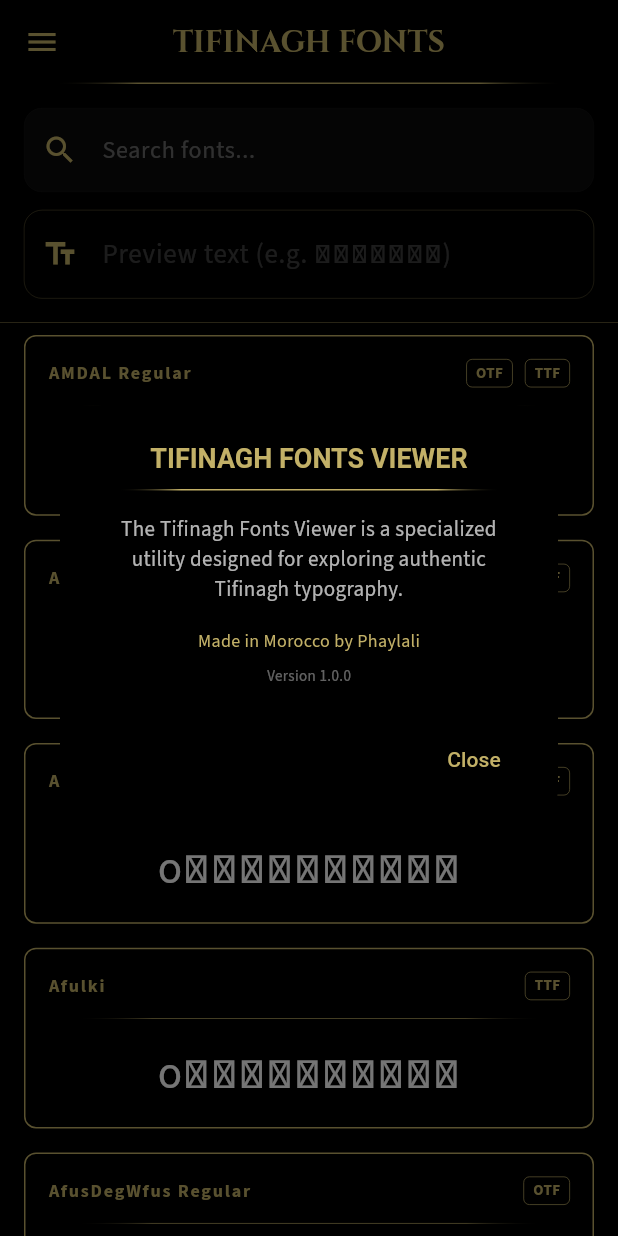
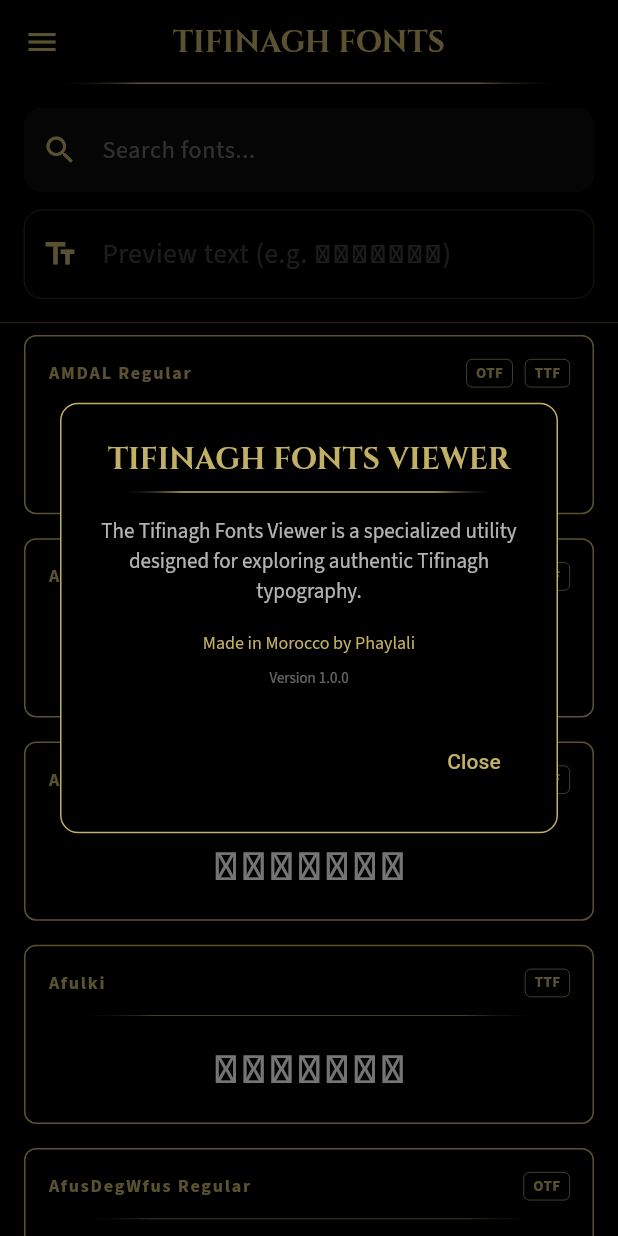
Before and after one commit to phaylali/Tifinagh-Fonts-Viewer, a Flutter app: the screen it shows after launch, in the side drawer, after a tap on "About", on a phone screen of 412 x 824 dp. Run offline on Flutter 3.47's test engine with Material 3 defaults, Android fonts, the phone set to English and light mode, and no system bars; our stand-ins replace flutter_riverpod, go_router, google_fonts, shared_preferences; project files that could hold a hidden picture were left out.

Commit message:
feat: Introduce Play Store listing and privacy policy, enhance dialog theming, and update README and default preview text.

```diff
--- a/lib/core/font_service.dart
+++ b/lib/core/font_service.dart
@@ -42,7 +42,7 @@ final previewTextProvider = NotifierProvider<PreviewTextNotifier, String>(() {
 
 class PreviewTextNotifier extends Notifier<String> {
   @override
-  String build() => 'oⵎⵏⵉⵠⴻⵔⵙⵉⴼⵢ';
+  String build() => 'ⴰⵎⴰⵣⵉⴳⵀ';
 
   void update(String value) => state = value;
 }
--- a/lib/core/theme.dart
+++ b/lib/core/theme.dart
@@ -83,6 +83,20 @@ class AppThemes {
       labelStyle: const TextStyle(color: AppColors.gold),
       hintStyle: const TextStyle(color: Colors.white24),
     ),
+    dialogTheme: DialogThemeData(
+      backgroundColor: AppColors.spaceSurface,
+      elevation: 0,
+      shape: RoundedRectangleBorder(
+        borderRadius: BorderRadius.circular(12),
+        side: const BorderSide(color: AppColors.gold, width: 1.0),
+      ),
+      titleTextStyle: GoogleFonts.cinzel(
+        color: AppColors.gold,
+        fontSize: 20,
+        fontWeight: FontWeight.bold,
+      ),
+      contentTextStyle: GoogleFonts.sourceSans3(color: Colors.white70),
+    ),
     appBarTheme: const AppBarTheme(
       backgroundColor: Colors.transparent,
       elevation: 0,
@@ -151,6 +165,20 @@ class AppThemes {
       labelStyle: const TextStyle(color: AppColors.gold),
       hintStyle: const TextStyle(color: Colors.white24),
     ),
+    dialogTheme: DialogThemeData(
+      backgroundColor: AppColors.moonSurface,
+      elevation: 0,
+      shape: RoundedRectangleBorder(
+        borderRadius: BorderRadius.circular(12),
+        side: const BorderSide(color: AppColors.gold, width: 1.0),
+      ),
+      titleTextStyle: GoogleFonts.cinzel(
+        color: AppColors.gold,
+        fontSize: 20,
+        fontWeight: FontWeight.bold,
+      ),
+      contentTextStyle: GoogleFonts.sourceSans3(color: Colors.white70),
+    ),
     appBarTheme: const AppBarTheme(
       backgroundColor: Colors.transparent,
       elevation: 0,
--- a/lib/features/home/home_page.dart
+++ b/lib/features/home/home_page.dart
@@ -46,7 +46,7 @@ class HomePage extends ConsumerWidget {
                 itemBuilder: (context, index) {
                   return FontCard(
                     font: filteredFonts[index],
-                    previewText: previewText.isEmpty ? 'ⵜⵉⴼⵉⵏⴰⵖ' : previewText,
+                    previewText: previewText.isEmpty ? 'ⴰⵎⴰⵣⵉⴳⵀ' : previewText,
                   );
                 },
               ),
@@ -100,7 +100,7 @@ class HomePage extends ConsumerWidget {
           TextField(
             style: const TextStyle(color: AppColors.gold, fontSize: 18),
             decoration: InputDecoration(
-              hintText: 'Preview text (e.g. ⵜⵉⴼⵉⵏⴰⵖ)',
+              hintText: 'Preview text (e.g. ⴰⵎⴰⵣⵉⴳⵀ)',
               hintStyle: const TextStyle(color: Colors.white24),
               prefixIcon: const Icon(Icons.text_fields, color: AppColors.gold),
               filled: true,
--- a/lib/widgets/app_drawer.dart
+++ b/lib/widgets/app_drawer.dart
@@ -82,18 +82,10 @@ class AppDrawer extends ConsumerWidget {
     showDialog(
       context: context,
       builder: (context) => AlertDialog(
-        backgroundColor: AppColors.spaceSurface,
         title: const Column(
           mainAxisSize: MainAxisSize.min,
           children: [
-            Text(
-              'TIFINAGH FONTS VIEWER',
-              style: TextStyle(
-                color: AppColors.gold,
-                fontWeight: FontWeight.bold,
-                fontSize: 18,
-              ),
-            ),
+            Text('TIFINAGH FONTS VIEWER'),
             SizedBox(height: 8),
             FadingGoldDivider(horizontalMargin: 0, verticalMargin: 0),
           ],
@@ -132,18 +124,10 @@ class AppDrawer extends ConsumerWidget {
     showDialog(
       context: context,
       builder: (context) => AlertDialog(
-        backgroundColor: AppColors.spaceSurface,
         title: const Column(
           mainAxisSize: MainAxisSize.min,
           children: [
-            Text(
-              'Privacy Policy',
-              style: TextStyle(
-                color: AppColors.gold,
-                fontWeight: FontWeight.bold,
-                fontSize: 18,
-              ),
-            ),
+            Text('Privacy Policy'),
             SizedBox(height: 8),
             FadingGoldDivider(horizontalMargin: 0, verticalMargin: 0),
           ],
```
Also changed, not shown: 3 other files.
